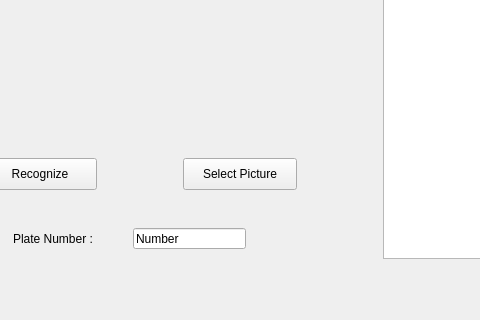
Before: the Qt Designer form Client/mainwindow.ui in monsty/licenserecognizer, drawn with Qt 5; both pictures show x 87 to 567 and y 129 to 449 of the 700 by 449 pixel window.
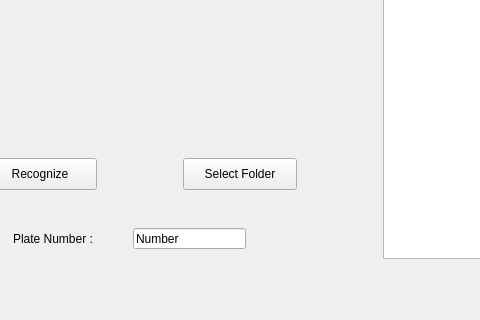
After: the same form once the commit is applied.

Commit message: the folder view work very well and you can choose the folder now

Diff of the .ui file:
```diff
--- a/Client/mainwindow.ui
+++ b/Client/mainwindow.ui
@@ -54,7 +54,7 @@
      </rect>
     </property>
     <property name="text">
-     <string>Select Picture</string>
+     <string>Select Folder</string>
     </property>
    </widget>
    <widget class="QPushButton" name="pushButton_2">
```
The commit also changes 3 other files.
